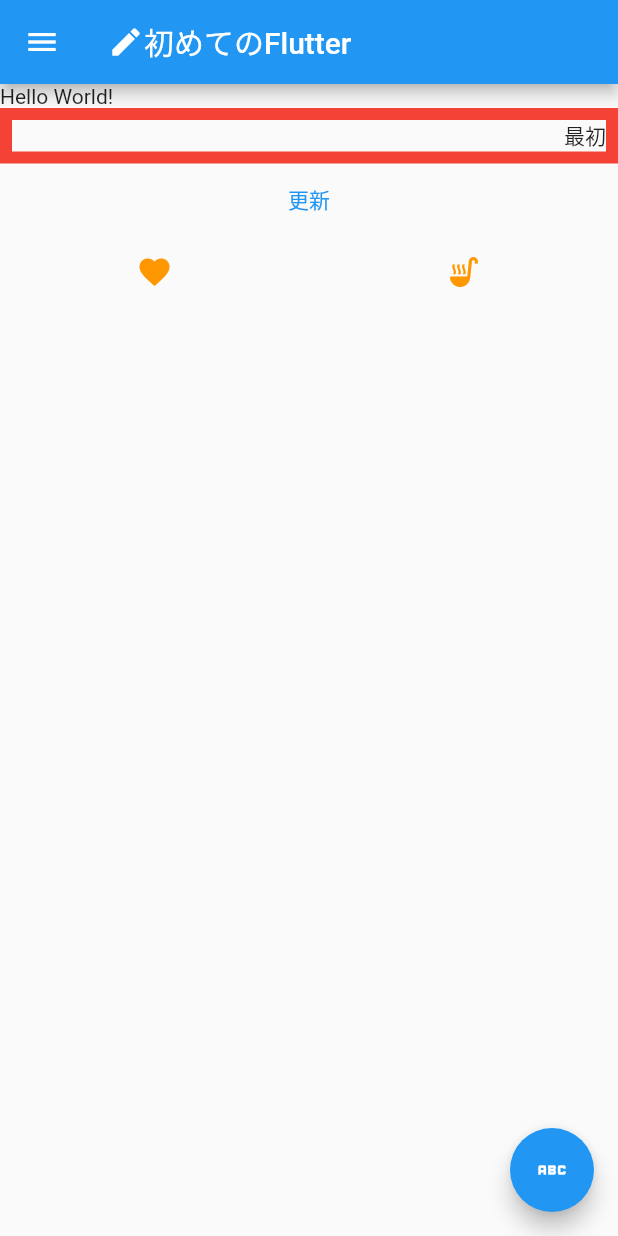
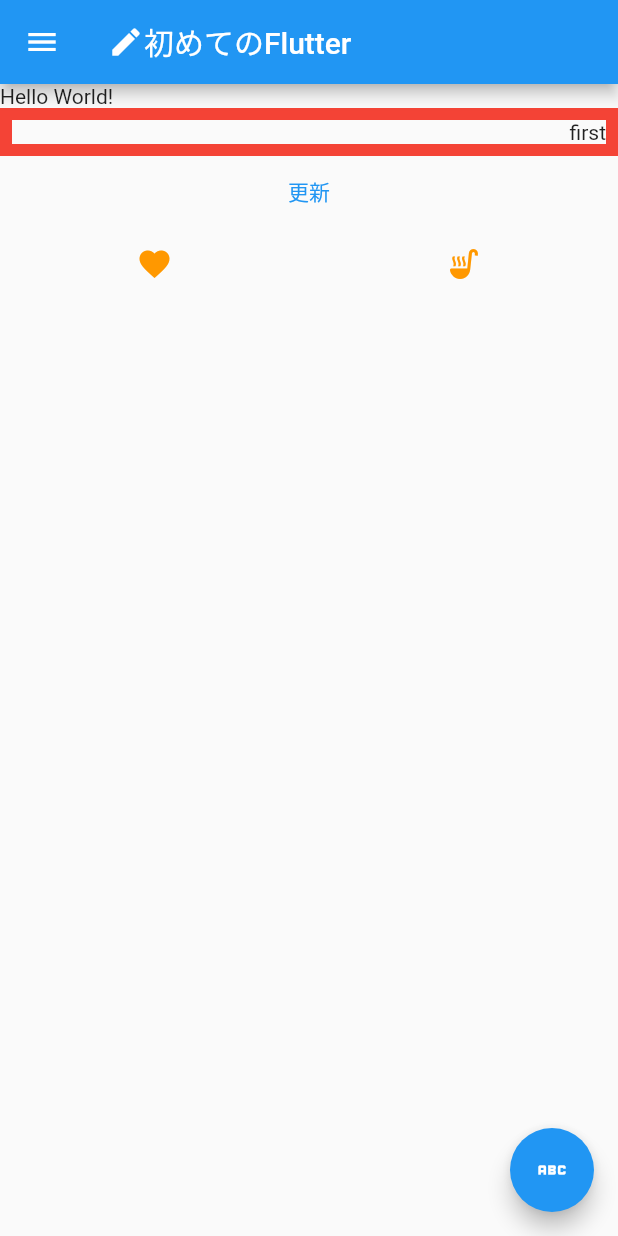
Before and after one commit to YosukeOba/myFirstFlutter, a Flutter app: the screen it shows after launch, on a phone screen of 412 x 824 dp. Run offline on Flutter 3.47's test engine with Material 2 defaults, Android fonts, the phone set to English and light mode, and no system bars.

Commit message:
firstBranch

```diff
--- a/flutter_sample_app/lib/main.dart
+++ b/flutter_sample_app/lib/main.dart
@@ -48,7 +48,7 @@ class MyHomePage extends StatefulWidget {
 }
 
 class _MyHomePageState extends State<MyHomePage> {
-  String? _text = "最初";
+  String? _text = "first";
 
   void _changeText(String? _str) {
     setState(() {
```
